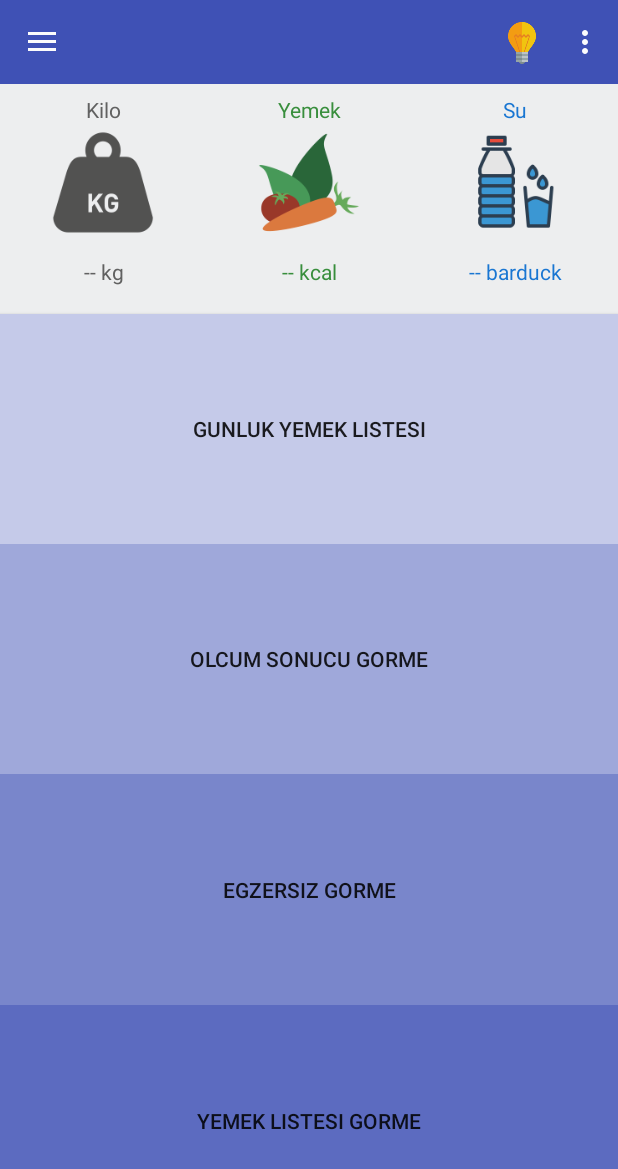
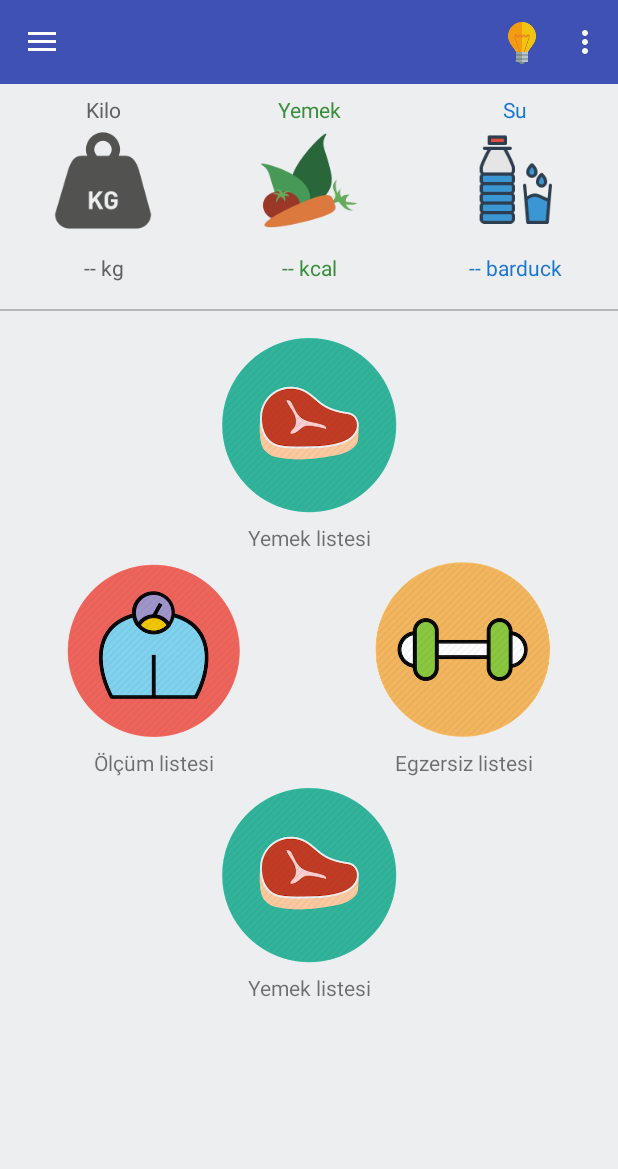
Before and after one commit to Recai93/FitStation, an Android app: the ClientMainActivity screen opened directly, with no data from a screen before it, on a phone screen of 412 x 824 dp. Shown: the top 1169 px of the screen. Run offline under Robolectric (Android 15) with nearby library versions, the phone set to English and light mode, and no system bars; libraries missing offline, so code that uses them is left out: com.firebase.client; 4 statements that could not run were skipped.

Commit message:
edited client main activity

```diff
--- a/app/src/main/res/layout/activity_client_main_content.xml
+++ b/app/src/main/res/layout/activity_client_main_content.xml
@@ -124,42 +124,110 @@
 
         </LinearLayout>
 
+        <include layout="@layout/item_divider" />
 
-        <Button
-            android:id="@+id/AddTrainerButton"
+        <ImageView
             android:layout_width="match_parent"
             android:layout_height="0dp"
-            android:layout_weight="1"
-            android:background="@color/button1"
-            android:onClick="addTrainerButtonPressed"
-            android:text="Gunluk yemek listesi" />
+            android:layout_weight="0.8"
+            android:layout_marginTop="16dp"
+            android:src="@drawable/ic_meal_list"/>
 
-        <Button
-            android:id="@+id/AddMeasurementButton"
+        <TextView
             android:layout_width="match_parent"
             android:layout_height="0dp"
-            android:layout_weight="1"
-            android:background="@color/button2"
-            android:onClick="onShowMeasurementListPressed"
-            android:text="Olcum Sonucu Gorme" />
+            android:layout_weight="0.2"
+            android:gravity="center"
+            android:text="Yemek listesi"/>
 
-        <Button
-            android:id="@+id/AddWorkoutButton"
+        <LinearLayout
             android:layout_width="match_parent"
             android:layout_height="0dp"
-            android:layout_weight="1"
-            android:background="@color/button3"
-            android:onClick="onShowWorkoutListPressed"
-            android:text="Egzersiz gorme" />
+            android:layout_weight="0.8"
+            android:orientation="horizontal"
+            android:weightSum="2">
 
-        <Button
-            android:id="@+id/AddMealListButton"
+            <ImageView
+                android:layout_width="0dp"
+                android:layout_height="match_parent"
+                android:layout_weight="1"
+                android:src="@drawable/ic_measurement_list"/>
+
+            <ImageView
+                android:layout_width="0dp"
+                android:layout_height="match_parent"
+                android:layout_weight="1"
+                android:src="@drawable/ic_workout_list"/>
+
+        </LinearLayout>
+
+        <LinearLayout
             android:layout_width="match_parent"
             android:layout_height="0dp"
-            android:layout_weight="1"
-            android:background="@color/button4"
-            android:onClick="onShowMealListPressed"
-            android:text="Yemek Listesi Gorme" />
+            android:layout_weight="0.2"
+            android:weightSum="2">
+            <TextView
+                android:layout_width="0dp"
+                android:layout_height="match_parent"
+                android:layout_weight="1"
+                android:gravity="center"
+                android:text="Ölçüm listesi"/>
+            <TextView
+                android:layout_width="0dp"
+                android:layout_height="match_parent"
+                android:layout_weight="1"
+                android:gravity="center"
+                android:text="Egzersiz listesi"/>
+
+        </LinearLayout>
+
+        <ImageView
+            android:layout_width="match_parent"
+            android:layout_height="0dp"
+            android:layout_weight="0.8"
+            android:src="@drawable/ic_meal_list"/>
+        <TextView
+            android:layout_width="match_parent"
+            android:layout_height="0dp"
+            android:layout_weight="0.2"
+            android:gravity="center"
+            android:text="Yemek listesi"/>
+
+        <!--<Button-->
+            <!--android:id="@+id/AddTrainerButton"-->
+            <!--android:layout_width="match_parent"-->
+            <!--android:layout_height="0dp"-->
+            <!--android:layout_weight="1"-->
+            <!--android:background="@color/button1"-->
+            <!--android:onClick="addTrainerButtonPressed"-->
+            <!--android:text="Gunluk yemek listesi" />-->
+
+        <!--<Button-->
+            <!--android:id="@+id/AddMeasurementButton"-->
+            <!--android:layout_width="match_parent"-->
+            <!--android:layout_height="0dp"-->
+            <!--android:layout_weight="1"-->
+            <!--android:background="@color/button2"-->
+            <!--android:onClick="onShowMeasurementListPressed"-->
+            <!--android:text="Olcum Sonucu Gorme" />-->
+
+        <!--<Button-->
+            <!--android:id="@+id/AddWorkoutButton"-->
+            <!--android:layout_width="match_parent"-->
+            <!--android:layout_height="0dp"-->
+            <!--android:layout_weight="1"-->
+            <!--android:background="@color/button3"-->
+            <!--android:onClick="onShowWorkoutListPressed"-->
+            <!--android:text="Egzersiz gorme" />-->
+
+        <!--<Button-->
+            <!--android:id="@+id/AddMealListButton"-->
+            <!--android:layout_width="match_parent"-->
+            <!--android:layout_height="0dp"-->
+            <!--android:layout_weight="1"-->
+            <!--android:background="@color/button4"-->
+            <!--android:onClick="onShowMealListPressed"-->
+            <!--android:text="Yemek Listesi Gorme" />-->
     </LinearLayout>
 
 </LinearLayout>
--- /dev/null
+++ b/app/src/main/res/layout/item_divider.xml
@@ -0,0 +1,5 @@
+<?xml version="1.0" encoding="utf-8"?>
+<View xmlns:android="http://schemas.android.com/apk/res/android"
+    android:layout_width="match_parent"
+    android:layout_height="1dp"
+    android:background="#B6B6B6" />
```
Also changed, not shown: app/src/main/res/drawable-nodpi/ic_meal_list.png (added), app/src/main/res/drawable-nodpi/ic_measurement_list.png (added), app/src/main/res/drawable-nodpi/ic_workout_list.png (added).
